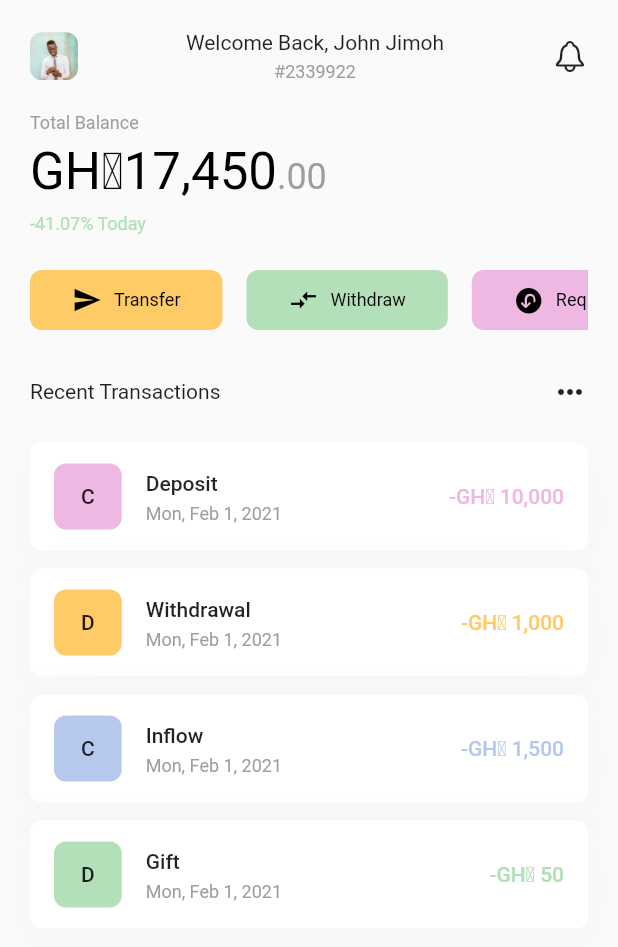
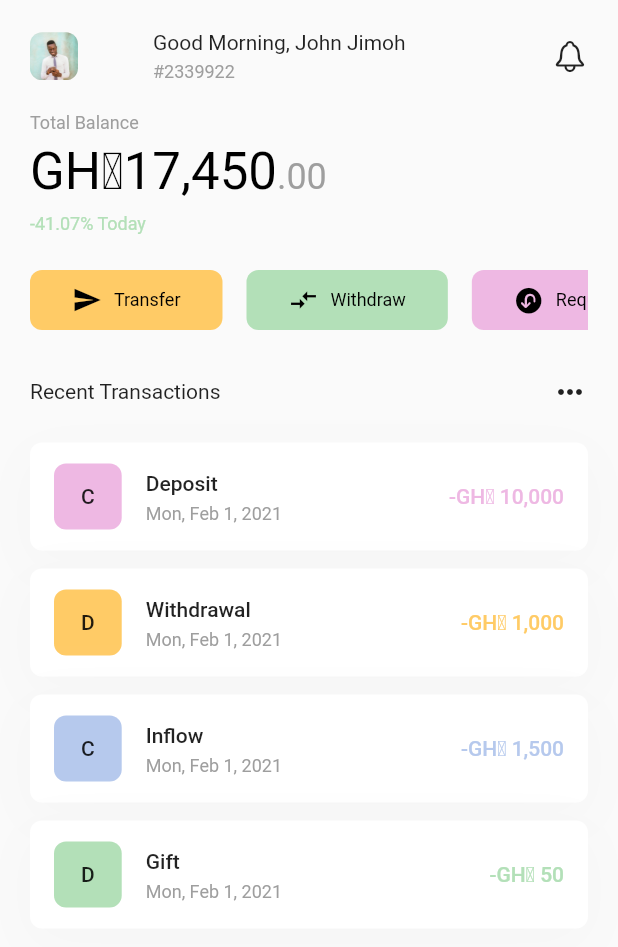
Before and after one commit to ALI-SAMPSON/megabank-test-app, a Flutter app: the screen it shows after launch, on a phone screen of 412 x 824 dp. Shown: the top 947 px of the screen. Run offline on Flutter 3.47's test engine with Material 2 defaults, Android fonts, the phone set to English and light mode, and no system bars; our stand-ins replace get.

Commit message:
Time dependent greeting added

```diff
--- a/lib/presentation/modules/home/views/home_page.dart
+++ b/lib/presentation/modules/home/views/home_page.dart
@@ -10,6 +10,7 @@ import 'package:fbn_app/presentation/resources/app_strings.dart';
 import 'package:fbn_app/routes/app_pages.dart';
 import 'package:fbn_app/util/date_util.dart';
 import 'package:fbn_app/util/ext_fxns.dart';
+import 'package:fbn_app/util/util.dart';
 import 'package:flutter/cupertino.dart';
 import 'package:flutter/material.dart';
 import 'package:get/get.dart';
@@ -31,6 +32,7 @@ class HomePage extends StatelessWidget {
             children: [
               // mobile app bar
               Row(
+                mainAxisAlignment: MainAxisAlignment.center,
                 children: [
                   Container(
                     width: TAppSize.s32,
@@ -45,11 +47,13 @@ class HomePage extends StatelessWidget {
                       ),
                     ),
                   ),
+                  50.pw,
                   Expanded(
                       child: Column(
+                    crossAxisAlignment: CrossAxisAlignment.start,
                     children: [
                       Text(
-                        'Welcome Back, ${controller.customer.name}',
+                        '${timeGreeting()}, ${controller.customer.name}',
                         textAlign: TextAlign.center,
                         style: Theme.of(context).textTheme.bodyMedium,
                       ),
@@ -64,6 +68,7 @@ class HomePage extends StatelessWidget {
                       ),
                     ],
                   )),
+                  50.pw,
                   const Icon(CupertinoIcons.bell),
                 ],
               ),
--- a/lib/util/util.dart
+++ b/lib/util/util.dart
@@ -0,0 +1,14 @@
+String timeGreeting() {
+  String greeting = "";
+  int hours = DateTime.now().hour;
+  if (hours >= 1 && hours <= 12) {
+    greeting = "Good Morning";
+  } else if (hours >= 12 && hours <= 16) {
+    greeting = "Good Afternoon";
+  } else if (hours >= 16 && hours <= 21) {
+    greeting = "Good Evening";
+  } else if (hours >= 21 && hours <= 24) {
+    greeting = "Good Night";
+  }
+  return greeting;
+}
```
